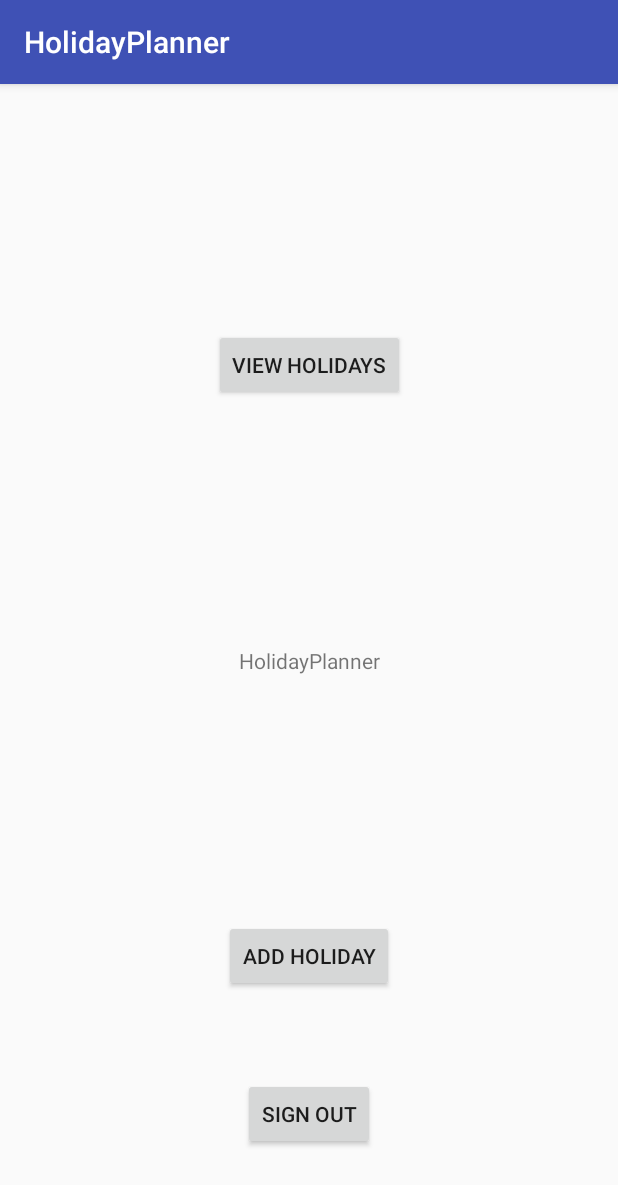
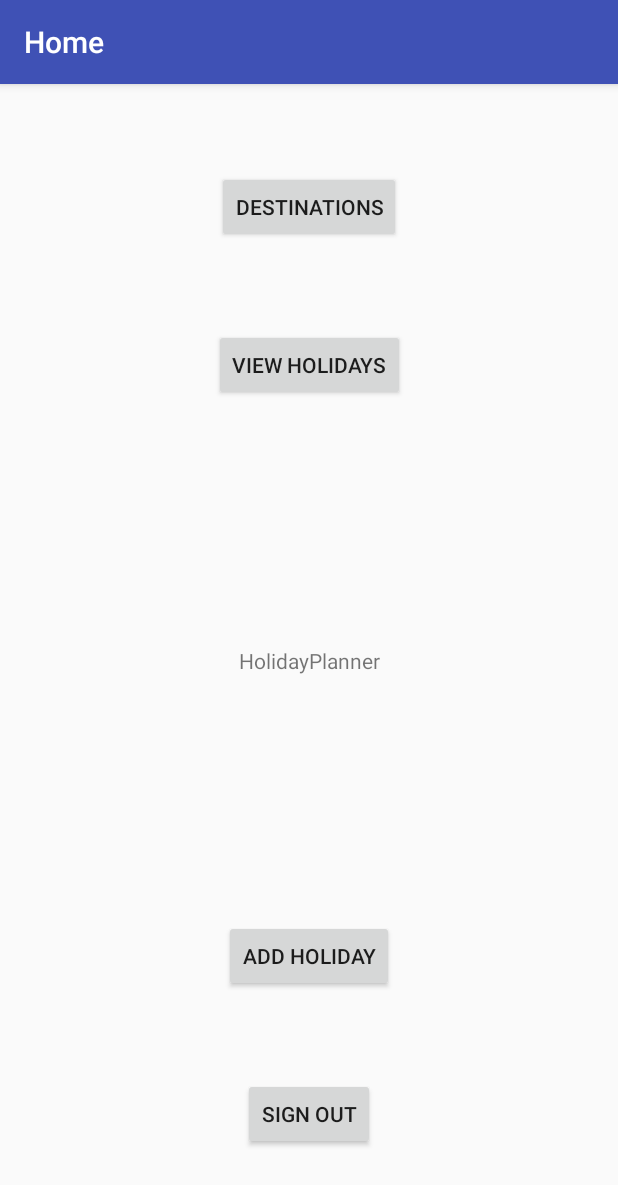
Before and after one commit to ReeceWBreckon/HolidayPlanner, an Android app: the HomeActivity screen opened directly, with no data from a screen before it, on a phone screen of 412 x 824 dp. Shown: the top 1185 px of the screen. Run offline under Robolectric (Android 15) with nearby library versions, the phone set to English and light mode, and no system bars; our stand-ins replace Firebase (no records; nobody signed in at launch, a user with empty details on screens opened directly).

Commit message:
Comments and titles for all current activities.

```diff
--- a/app/src/main/AndroidManifest.xml
+++ b/app/src/main/AndroidManifest.xml
@@ -31,7 +31,8 @@
             android:name="com.google.android.geo.API_KEY"
             android:value="AIzaSyD4xgPlDIFiAx1kTvGBxZagsD374dmEFiQ" />
 
-        <activity android:name=".ForgotPasswordActivity"></activity>
+        <activity android:name=".ForgotPasswordActivity" />
+        <activity android:name=".DestinationsActivity"></activity>
     </application>
 
 </manifest>
--- a/app/src/main/java/fyp/p4072699/holidayplanner/AddEndDateActivity.java
+++ b/app/src/main/java/fyp/p4072699/holidayplanner/AddEndDateActivity.java
@@ -20,6 +20,7 @@ public class AddEndDateActivity extends AppCompatActivity implements View.OnClic
     protected void onCreate(Bundle savedInstanceState) {
         super.onCreate(savedInstanceState);
         setContentView(R.layout.activity_add_end_date);
+        setTitle(R.string.add_end_date);
 
         i = getIntent();
         details = i.getIntegerArrayListExtra("Details");
--- a/app/src/main/java/fyp/p4072699/holidayplanner/AddLocationActivity.java
+++ b/app/src/main/java/fyp/p4072699/holidayplanner/AddLocationActivity.java
@@ -9,13 +9,14 @@ import com.google.android.gms.location.places.ui.PlaceAutocompleteFragment;
 import com.google.android.gms.location.places.ui.PlaceSelectionListener;
 
 import android.support.v4.app.FragmentActivity;
+import android.support.v7.app.AppCompatActivity;
 import android.util.Log;
 import android.view.View;
 import android.widget.Button;
 
 import java.util.ArrayList;
 
-public class AddLocationActivity extends FragmentActivity implements View.OnClickListener {
+public class AddLocationActivity extends AppCompatActivity implements View.OnClickListener {
     private Button next, cancel, ret;
     private ArrayList<Integer> details;
     private Intent i;
@@ -25,6 +26,7 @@ public class AddLocationActivity extends FragmentActivity implements View.OnClic
     protected void onCreate(Bundle savedInstanceState) {
         super.onCreate(savedInstanceState);
         setContentView(R.layout.activity_add_location);
+        setTitle(R.string.add_location);
 
         PlaceAutocompleteFragment autocompleteFragment = (PlaceAutocompleteFragment)
                 getFragmentManager().findFragmentById(R.id.place_autocomplete_fragment);
--- a/app/src/main/java/fyp/p4072699/holidayplanner/ForgotPasswordActivity.java
+++ b/app/src/main/java/fyp/p4072699/holidayplanner/ForgotPasswordActivity.java
@@ -23,12 +23,15 @@ public class ForgotPasswordActivity extends AppCompatActivity implements View.On
     protected void onCreate(Bundle savedInstanceState) {
         super.onCreate(savedInstanceState);
         setContentView(R.layout.activity_forgot_password);
+        setTitle(R.string.reset_password);
 
+        //Connect to the display
         reset = findViewById(R.id.button_reset);
         ret = findViewById(R.id.button_return);
         e = findViewById(R.id.editText_reset);
         auth = FirebaseAuth.getInstance();
 
+        //Set the click listeners
         reset.setOnClickListener(this);
         ret.setOnClickListener(this);
     }
--- a/app/src/main/java/fyp/p4072699/holidayplanner/HomeActivity.java
+++ b/app/src/main/java/fyp/p4072699/holidayplanner/HomeActivity.java
@@ -3,33 +3,33 @@ package fyp.p4072699.holidayplanner;
 import android.content.Intent;
 import android.support.v7.app.AppCompatActivity;
 import android.os.Bundle;
-import android.util.Log;
 import android.view.View;
 import android.widget.Button;
 
 import com.google.firebase.auth.FirebaseAuth;
 
 public class HomeActivity extends AppCompatActivity implements View.OnClickListener {
-    private Button addHoliday, myHolidays, signOut;
+    private Button addHoliday, myHolidays, signOut, destinations;
     private FirebaseAuth auth;
 
     @Override
     protected void onCreate(Bundle savedInstanceState) {
         super.onCreate(savedInstanceState);
         setContentView(R.layout.activity_home);
+        setTitle(R.string.home);
 
+        //Connect to the display
         addHoliday = findViewById(R.id.button_addholiday);
         myHolidays = findViewById(R.id.button_viewholidays);
         signOut = findViewById(R.id.button_signout);
+        destinations = findViewById(R.id.button_destinations);
         auth = FirebaseAuth.getInstance();
 
+        //Add the click listeners
+        destinations.setOnClickListener(this);
         addHoliday.setOnClickListener(this);
         myHolidays.setOnClickListener(this);
         signOut.setOnClickListener(this);
-
-        if (auth.getCurrentUser() != null) {
-            Log.d("user", "logged in");
-        }
     }
 
     @Override
@@ -45,6 +45,9 @@ public class HomeActivity extends AppCompatActivity implements View.OnClickListe
                 auth.signOut();
                 startActivity(new Intent(HomeActivity.this, LoginActivity.class));
                 break;
+            case R.id.button_destinations:
+                startActivity(new Intent(HomeActivity.this, DestinationsActivity.class));
+                break;
         }
     }
 }
--- a/app/src/main/java/fyp/p4072699/holidayplanner/LoginActivity.java
+++ b/app/src/main/java/fyp/p4072699/holidayplanner/LoginActivity.java
@@ -24,7 +24,9 @@ public class LoginActivity extends AppCompatActivity implements View.OnClickList
     protected void onCreate(Bundle savedInstanceState) {
         super.onCreate(savedInstanceState);
         setContentView(R.layout.activity_login);
+        setTitle(R.string.Login);
 
+        //Connect to the display
         login = findViewById(R.id.button_login);
         signup = findViewById(R.id.button_signup);
         em = (EditText) findViewById(R.id.editText_e);
@@ -32,6 +34,7 @@ public class LoginActivity extends AppCompatActivity implements View.OnClickList
         forgot = findViewById(R.id.button_forgot);
         auth = FirebaseAuth.getInstance();
 
+        //Set the click listeners
         forgot.setOnClickListener(this);
         login.setOnClickListener(this);
         signup.setOnClickListener(this);
--- a/app/src/main/java/fyp/p4072699/holidayplanner/MyHolidaysActivity.java
+++ b/app/src/main/java/fyp/p4072699/holidayplanner/MyHolidaysActivity.java
@@ -29,6 +29,7 @@ public class MyHolidaysActivity extends AppCompatActivity implements View.OnClic
     protected void onCreate(Bundle savedInstanceState) {
         super.onCreate(savedInstanceState);
         setContentView(R.layout.activity_my_holidays);
+        setTitle(R.string.my_holidays);
 
         //Connect to the display
         home = findViewById(R.id.button_returnhome);
@@ -78,6 +79,7 @@ public class MyHolidaysActivity extends AppCompatActivity implements View.OnClic
             }
         });
 
+        //Set the click listeners
         home.setOnClickListener(this);
         add.setOnClickListener(this);
     }
--- a/app/src/main/java/fyp/p4072699/holidayplanner/ReviewHolidayActivity.java
+++ b/app/src/main/java/fyp/p4072699/holidayplanner/ReviewHolidayActivity.java
@@ -28,6 +28,7 @@ public class ReviewHolidayActivity extends AppCompatActivity implements View.OnC
     protected void onCreate(Bundle savedInstanceState) {
         super.onCreate(savedInstanceState);
         setContentView(R.layout.activity_review_holiday);
+        setTitle(R.string.review_holiday);
 
         //Get the details from the previous screen
         i = getIntent();
--- a/app/src/main/java/fyp/p4072699/holidayplanner/SignUpActivity.java
+++ b/app/src/main/java/fyp/p4072699/holidayplanner/SignUpActivity.java
@@ -28,6 +28,7 @@ public class SignUpActivity extends AppCompatActivity implements View.OnClickLis
     protected void onCreate(Bundle savedInstanceState) {
         super.onCreate(savedInstanceState);
         setContentView(R.layout.activity_sign_up);
+        setTitle(R.string.Sign_up);
 
         //Connect to the display
         signUp = findViewById(R.id.button_signup);
--- a/app/src/main/res/layout/activity_add_end_date.xml
+++ b/app/src/main/res/layout/activity_add_end_date.xml
@@ -26,7 +26,8 @@
         android:layout_marginEnd="24dp"
         android:text="@string/next"
         app:layout_constraintBottom_toBottomOf="parent"
-        app:layout_constraintEnd_toEndOf="parent" />
+        app:layout_constraintEnd_toEndOf="parent"
+        android:layout_marginRight="24dp" />
 
     <DatePicker
         android:id="@+id/datePicker_enddate"
@@ -49,7 +50,8 @@
         android:layout_marginStart="24dp"
         android:text="@string/cancel"
         app:layout_constraintBottom_toBottomOf="parent"
-        app:layout_constraintStart_toStartOf="parent" />
+        app:layout_constraintStart_toStartOf="parent"
+        android:layout_marginLeft="24dp" />
 
     <Button
         android:id="@+id/button_return"
--- a/app/src/main/res/layout/activity_add_start_date.xml
+++ b/app/src/main/res/layout/activity_add_start_date.xml
@@ -26,7 +26,8 @@
         android:layout_marginEnd="24dp"
         android:text="@string/next"
         app:layout_constraintBottom_toBottomOf="parent"
-        app:layout_constraintEnd_toEndOf="parent" />
+        app:layout_constraintEnd_toEndOf="parent"
+        android:layout_marginRight="24dp" />
 
     <DatePicker
         android:id="@+id/datePicker_startdate"
@@ -49,5 +50,6 @@
         android:layout_marginStart="24dp"
         android:text="@string/cancel"
         app:layout_constraintBottom_toBottomOf="parent"
-        app:layout_constraintStart_toStartOf="parent" />
+        app:layout_constraintStart_toStartOf="parent"
+        android:layout_marginLeft="24dp" />
 </android.support.constraint.ConstraintLayout>
--- a/app/src/main/res/layout/activity_home.xml
+++ b/app/src/main/res/layout/activity_home.xml
@@ -62,4 +62,18 @@
         app:layout_constraintStart_toStartOf="parent"
         app:layout_constraintTop_toBottomOf="@+id/button_addholiday" />
 
+    <Button
+        android:id="@+id/button_destinations"
+        android:layout_width="wrap_content"
+        android:layout_height="wrap_content"
+        android:layout_marginBottom="8dp"
+        android:layout_marginEnd="8dp"
+        android:layout_marginStart="8dp"
+        android:layout_marginTop="8dp"
+        android:text="@string/destinations"
+        app:layout_constraintBottom_toTopOf="@+id/button_viewholidays"
+        app:layout_constraintEnd_toEndOf="parent"
+        app:layout_constraintStart_toStartOf="parent"
+        app:layout_constraintTop_toTopOf="parent" />
+
 </android.support.constraint.ConstraintLayout>
--- a/app/src/main/res/layout/activity_my_holidays.xml
+++ b/app/src/main/res/layout/activity_my_holidays.xml
@@ -39,7 +39,8 @@
         android:layout_marginStart="24dp"
         android:text="@string/home"
         app:layout_constraintBottom_toBottomOf="parent"
-        app:layout_constraintStart_toStartOf="parent" />
+        app:layout_constraintStart_toStartOf="parent"
+        android:layout_marginLeft="24dp" />
 
     <Button
         android:id="@+id/button_addholiday"
@@ -49,5 +50,6 @@
         android:layout_marginEnd="24dp"
         android:text="@string/add_holiday"
         app:layout_constraintBottom_toBottomOf="parent"
-        app:layout_constraintEnd_toEndOf="parent" />
+        app:layout_constraintEnd_toEndOf="parent"
+        android:layout_marginRight="24dp" />
 </android.support.constraint.ConstraintLayout>
--- a/app/src/main/res/layout/activity_review_holiday.xml
+++ b/app/src/main/res/layout/activity_review_holiday.xml
@@ -95,7 +95,8 @@
         android:layout_marginEnd="24dp"
         android:text="@string/save"
         app:layout_constraintBottom_toBottomOf="parent"
-        app:layout_constraintEnd_toEndOf="parent" />
+        app:layout_constraintEnd_toEndOf="parent"
+        android:layout_marginRight="24dp" />
 
     <Button
         android:id="@+id/button_cancel"
@@ -105,6 +106,7 @@
         android:layout_marginStart="24dp"
         android:text="@string/cancel"
         app:layout_constraintBottom_toBottomOf="parent"
-        app:layout_constraintStart_toStartOf="parent" />
+        app:layout_constraintStart_toStartOf="parent"
+        android:layout_marginLeft="24dp" />
 
 </android.support.constraint.ConstraintLayout>
--- a/app/src/main/res/values/strings.xml
+++ b/app/src/main/res/values/strings.xml
@@ -11,6 +11,7 @@
     <!--Home Screen-->
     <string name="add_holiday">Add Holiday</string>
     <string name="view_holidays">View Holidays</string>
+    <string name="destinations">Destinations</string>
 
     <!--Login Screen-->
     <string name="Login">Login</string>
@@ -35,5 +36,7 @@
     <string name="location">Location</string>
     <string name="ret">Return</string>
     <string name="add_location">Add Location</string>
+    <string name="add_start_date">Add Start Date</string>
+    <string name="add_end_date">Add End Date</string>
 
 </resources>
```
Also changed, not shown: app/src/main/java/fyp/p4072699/holidayplanner/AddStartDateActivity.java (+6 -4 lines), app/src/main/java/fyp/p4072699/holidayplanner/DestinationsActivity.java (added, +13 -0 lines), app/src/main/res/layout/activity_add_location.xml (+9 -4 lines), app/src/main/res/layout/activity_destinations.xml (added, +21 -0 lines), app/src/main/res/drawable/plane.png (deleted).
